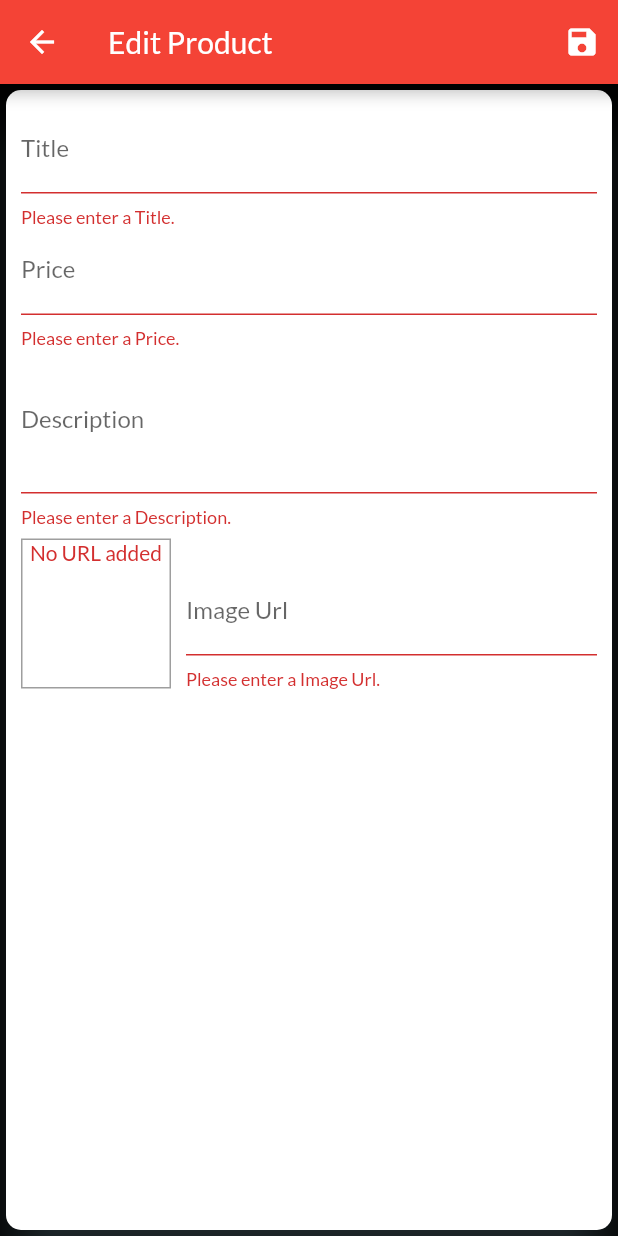
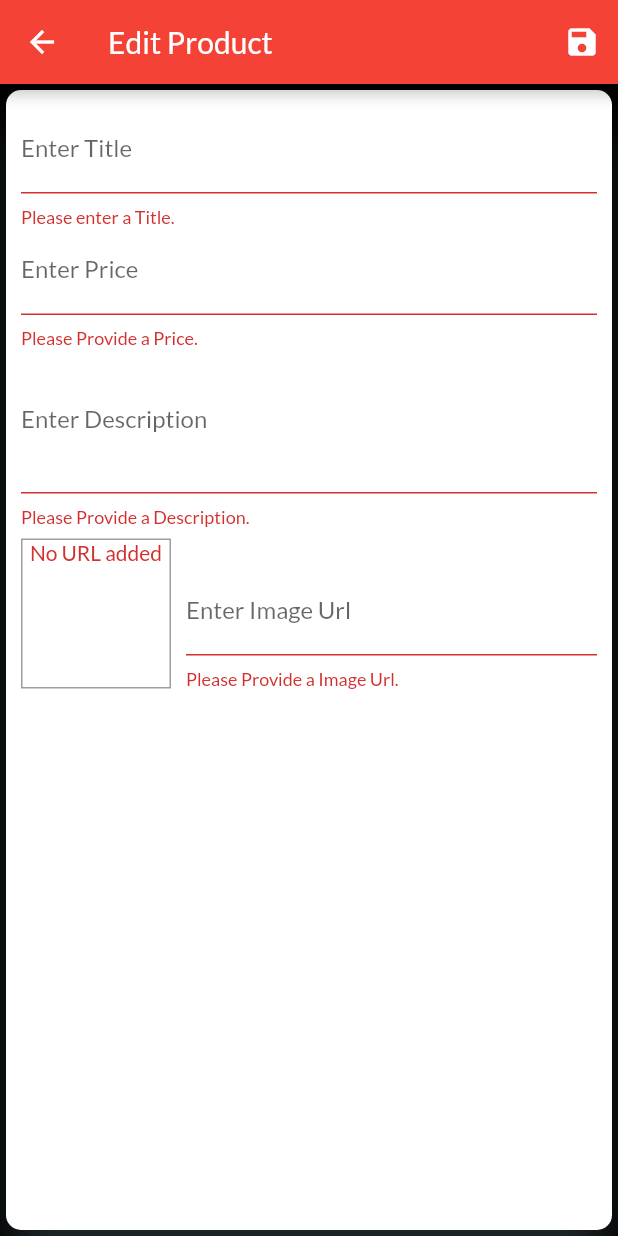
Before and after one commit to d4rk-lucif3r/Shopping-App-Flutter, a Flutter app: the EditProductScreen screen opened by its route, after a tap on the "save" icon, on a phone screen of 412 x 824 dp. Run offline on Flutter 3.47's test engine with Material 2 defaults, Android fonts, the phone set to English and light mode, and no system bars; network calls fail.

Commit message:
Rebased Edit Screen and Added Product Editing Functionality
Signed-off-by: Arsh Anwar <lucifer78908@gmail.com>

```diff
--- a/lib/providers/products_provider.dart
+++ b/lib/providers/products_provider.dart
@@ -50,6 +50,9 @@ class ProductsProviders with ChangeNotifier {
   List<Product> get favoriteItems {
     return _items.where((prodItem) => prodItem.isFavorite).toList();
   }
+    Product findById(String id) {
+    return _items.firstWhere((prod) => prod.id == id);
+  }
   // void showfavoritesOnly() {
   //   _showFavoritesOnly = true;
   //   notifyListeners();
--- a/lib/screens/edit_product_screen.dart
+++ b/lib/screens/edit_product_screen.dart
@@ -15,10 +15,38 @@ class _EditProductScreenState extends State<EditProductScreen> {
   final _form = GlobalKey<FormState>();
   var _editedProduct = Product(
       id: null, title: null, description: null, price: null, imageUrl: null);
+  var _initValues = {
+    'title': '',
+    'description': '',
+    'price': '',
+    'imageUrl': '',
+  };
+  var _isInit = true;
+
   @override
   void initState() {
     _imageUrlFocusNode.addListener(_updateImageUrl);
+
     super.initState();
+  }
+
+  @override
+  void didChangeDependencies() {
+    if (_isInit) {
+      final productID = ModalRoute.of(context).settings.arguments as String;
+      if (productID != null) {
+        _editedProduct = Provider.of<ProductsProviders>(context, listen: false)
+            .findById(productID);
+        _initValues = {
+          'title': _editedProduct.title,
+          'description': _editedProduct.description,
+          'price': _editedProduct.price.toString(),
+          'imageUrl': _editedProduct.imageUrl,
+        };
+      }
+    }
+    _isInit = false;
+    super.didChangeDependencies();
   }
 
   bool _imageValidator(String givenUrl) {
@@ -55,115 +83,6 @@ class _EditProductScreenState extends State<EditProductScreen> {
     super.dispose();
   }
 
-  Widget _builderTextWidget({
-    String textValue,
-    bool istitle = false,
-    bool isPrice = false,
-    bool isDescription = false,
-    bool isUrl = false,
-  }) {
-    return Container(
-      child: TextFormField(
-        decoration: InputDecoration(
-          labelText: textValue,
-        ),
-        textInputAction: isUrl
-            ? TextInputAction.done
-            : isDescription
-                ? TextInputAction.newline
-                : TextInputAction.next,
-        keyboardType: isUrl
-            ? TextInputType.url
-            : isPrice
-                ? TextInputType.number
-                : TextInputType.name,
-        maxLines: isDescription ? 3 : 1,
-        controller: isUrl ? _imageUrlController : null,
-        focusNode: isUrl ? _imageUrlFocusNode : null,
-        onFieldSubmitted: (_) {
-          if (isUrl) {
-            _saveForm();
-          }
-        },
-        validator: (value) {
-          if (value.isEmpty) {
-            return 'Please enter a $textValue.';
-          }
-
-          /* For Price */
-          if (isPrice) {
-            if (value.isEmpty) {
-              return 'Please Provide a $textValue.';
-            }
-            if (double.tryParse(value) == null) {
-              return 'Please Provide a Valid Number';
-            }
-            if (double.parse(value) <= 0) {
-              return 'Please a enter a number greater than 0';
-            }
-          }
-          /* For Description */
-          if (isDescription) {
-            if (value.isEmpty) {
-              return 'Please Provide a $textValue.';
-            }
-            if (value.length < 10) {
-              return 'Should be atleast 10 characters long';
-            }
-          }
-          if (isUrl) {
-            if (value.isEmpty) {
-              return 'Please Provide a $textValue.';
-            }
-            if (!value.startsWith('http') && !value.startsWith('https')) {
-              return 'Please enter a Valid Url';
-            }
-            if (!value.endsWith('.jpg') &&
-                !value.endsWith('.png') &&
-                !value.endsWith('.jpeg')) {
-              return 'Please enter a Valid Url. Accepts only jpg,jpeg,png';
-            }
-          }
-          return null;
-        },
-        onSaved: (value) {
-          if (istitle) {
-            _editedProduct = Product(
-                id: null,
-                title: value,
-                description: _editedProduct.description,
-                price: _editedProduct.price,
-                imageUrl: _editedProduct.imageUrl);
-          }
-          if (isDescription) {
-            _editedProduct = Product(
-                id: null,
-                title: _editedProduct.title,
-                description: value,
-                price: _editedProduct.price,
-                imageUrl: _editedProduct.imageUrl);
-          }
-          if (isPrice) {
-            _editedProduct = Product(
-                id: null,
-                title: _editedProduct.title,
-                description: _editedProduct.description,
-                price: double.parse(value),
-                imageUrl: _editedProduct.imageUrl);
-          }
-          if (isUrl) {
-            _editedProduct = Product(
-                id: null,
-                title: _editedProduct.title,
-                description: _editedProduct.description,
-                price: _editedProduct.price,
-                imageUrl: value);
-          }
-        },
-      ),
-    );
-  }
-
   @override
   Widget build(BuildContext context) {
     return Scaffold(
@@ -192,12 +111,79 @@ class _EditProductScreenState extends State<EditProductScreen> {
             key: _form,
             child: ListView(
               children: <Widget>[
-                _builderTextWidget(textValue: 'Title', istitle: true),
-                _builderTextWidget(textValue: 'Price', isPrice: true),
-                _builderTextWidget(
-                  textValue: 'Description',
-                  isPrice: false,
-                  isDescription: true,
+                TextFormField(
+                  initialValue: _initValues['title'],
+                  decoration: InputDecoration(
+                    labelText: 'Enter Title',
+                  ),
+                  textInputAction: TextInputAction.next,
+                  keyboardType: TextInputType.name,
+                  validator: (value) {
+                    if (value.isEmpty) {
+                      return 'Please enter a Title.';
+                    }
+                    return null;
+                  },
+                  onSaved: (value) {
+                    _editedProduct = Product(
+                        id: null,
+                        title: value,
+                        description: _editedProduct.description,
+                        price: _editedProduct.price,
+                        imageUrl: _editedProduct.imageUrl);
+                  },
+                ),
+                TextFormField(
+                  initialValue: _initValues['price'],
+                  decoration: InputDecoration(
+                    labelText: 'Enter Price',
+                  ),
+                  textInputAction: TextInputAction.next,
+                  keyboardType: TextInputType.name,
+                  validator: (value) {
+                    if (value.isEmpty) {
+                      return 'Please Provide a Price.';
+                    }
+                    if (value.length < 10) {
+                      return 'Should be atleast 10 characters long';
+                    }
+
+                    return null;
+                  },
+                  onSaved: (value) {
+                    _editedProduct = Product(
+                        id: null,
+                        title: _editedProduct.title,
+                        description: _editedProduct.description,
+                        price: double.parse(value),
+                        imageUrl: _editedProduct.imageUrl);
+                  },
+                ),
+                TextFormField(
+                  initialValue: _initValues['description'],
+                  decoration: InputDecoration(
+                    labelText: 'Enter Description',
+                  ),
+                  textInputAction: TextInputAction.newline,
+                  maxLines: 3,
+                  validator: (value) {
+                    if (value.isEmpty) {
+                      return 'Please Provide a Description.';
+                    }
+                    if (value.length < 10) {
+                      return 'Should be atleast 10 characters long';
+                    }
+
+                    return null;
+                  },
+                  onSaved: (value) {
+                    _editedProduct = Product(
+                        id: null,
+                        title: _editedProduct.title,
+                        description: value,
+                        price: _editedProduct.price,
+                        imageUrl: _editedProduct.imageUrl);
+                  },
                 ),
                 Row(
                   crossAxisAlignment: CrossAxisAlignment.end,
@@ -242,8 +228,42 @@ class _EditProductScreenState extends State<EditProductScreen> {
                                     ),
                                   )),
                     Expanded(
-                        child: _builderTextWidget(
-                            textValue: 'Image Url', isUrl: true)),
+                      child: TextFormField(
+                        initialValue: _initValues['imageUrl'],
+                        decoration: InputDecoration(
+                          labelText: 'Enter Image Url',
+                        ),
+                        textInputAction: TextInputAction.done,
+                        controller: _imageUrlController,
+                        focusNode: _imageUrlFocusNode,
+                        onFieldSubmitted: (_) {
+                          _saveForm();
+                        },
+                        validator: (value) {
+                          if (value.isEmpty) {
+                            return 'Please Provide a Image Url.';
+                          }
+                          if (!value.startsWith('http') &&
+                              !value.startsWith('https')) {
+                            return 'Please enter a Valid Url';
+                          }
+                          if (!value.endsWith('.jpg') &&
+                              !value.endsWith('.png') &&
+                              !value.endsWith('.jpeg')) {
+                            return 'Please enter a Valid Url. Accepts only jpg,jpeg,png';
+                          }
+                          return null;
+                        },
+                        onSaved: (value) {
+                          _editedProduct = Product(
+                              id: null,
+                              title: _editedProduct.title,
+                              description: _editedProduct.description,
+                              price: _editedProduct.price,
+                              imageUrl: value);
+                        },
+                      ),
+                    )
                   ],
                 ),
               ],
--- a/lib/screens/userProducts_screen.dart
+++ b/lib/screens/userProducts_screen.dart
@@ -27,6 +27,7 @@ class UserProductScreen extends StatelessWidget {
           itemBuilder: (_, i) {
             return Column(children: [
               UserProductItems(
+                id: productData.items[i].id,
                 imageUrl: productData.items[i].imageUrl,
                 title: productData.items[i].title,
               ),
--- a/lib/widgets/user_product_items.dart
+++ b/lib/widgets/user_product_items.dart
@@ -1,20 +1,21 @@
 import 'package:flutter/material.dart';
+import '../screens/edit_product_screen.dart';
 
 class UserProductItems extends StatelessWidget {
+  final String id;
   final String title;
   final String imageUrl;
 
   const UserProductItems({
+    @required this.id,
     @required this.title,
     @required this.imageUrl,
   });
   @override
   Widget build(BuildContext context) {
     return ClipRRect(
-
       borderRadius: BorderRadius.circular(10),
       child: ListTile(
-
         tileColor: Colors.white,
         title: Text(title),
         leading: CircleAvatar(
@@ -26,7 +27,12 @@ class UserProductItems extends StatelessWidget {
             children: <Widget>[
               IconButton(
                 icon: Icon(Icons.edit),
-                onPressed: () {},
+                onPressed: () {
+                  Navigator.of(context).pushNamed(
+                    EditProductScreen.routeName,
+                    arguments: id,
+                  );
+                },
                 color: Theme.of(context).primaryColor,
               ),
               IconButton(
```
